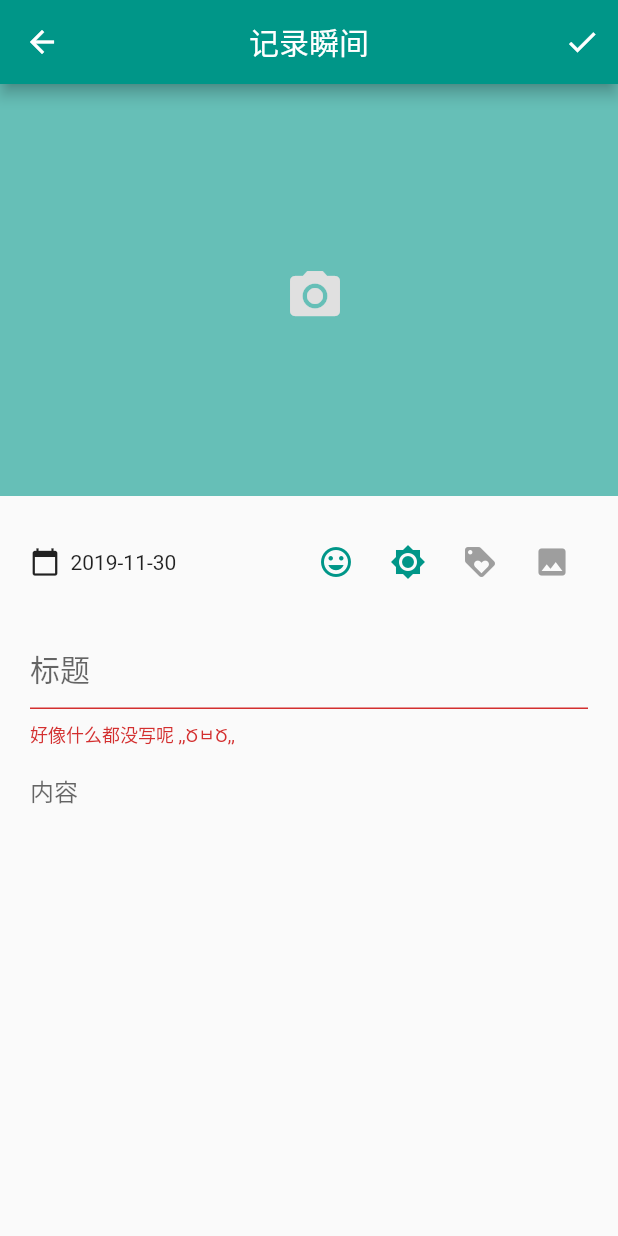
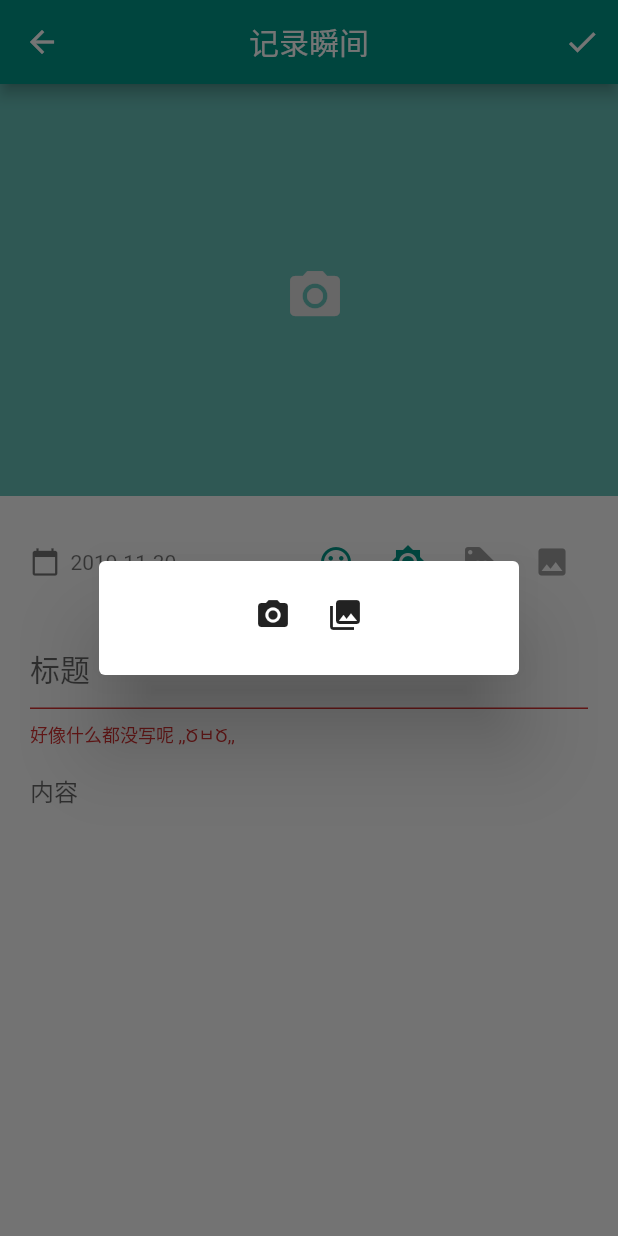
Before and after one commit to shiyiya/flutter-moment, a Flutter app: the Edit screen opened by its route, after a tap on the "photo camera" icon, on a phone screen of 412 x 824 dp. Run offline on Flutter 3.47's test engine with Material 2 defaults, Android fonts, the phone set to English and light mode, and no system bars; our stand-ins replace dio, event_bus, file_picker, fl_chart, flutter_easyrefresh, flutter_swiper and 9 more; missing offline and left inert: flutter_cupertino_date_picker, share_extend; accounts and stored records are empty.

```diff
--- a/lib/pages/edit.dart
+++ b/lib/pages/edit.dart
@@ -3,6 +3,8 @@ import 'dart:io';
 // import 'package:file_picker/file_picker.dart';
 import 'package:flutter/material.dart';
 import 'package:flutter/services.dart';
+
+//import 'package:flutter_keyboard_visibility/flutter_keyboard_visibility.dart';
 import 'package:moment/service/face.dart';
 import 'package:moment/utils/date.dart';
 import 'package:image_picker/image_picker.dart';
@@ -28,7 +30,7 @@ class Edit extends StatefulWidget {
   _EditState createState() => _EditState();
 }
 
-class _EditState extends State<Edit> {
+class _EditState extends State<Edit> with WidgetsBindingObserver {
   TextEditingController _titleController = TextEditingController();
   TextEditingController _textController = TextEditingController();
   TextEditingController _faceController = TextEditingController();
@@ -37,6 +39,8 @@ class _EditState extends State<Edit> {
 
   Moment moment = Moment();
   List<String> alum = [];
+
+  bool showToolBar = false;
 
   @override
   void initState() {
@@ -50,6 +54,13 @@ class _EditState extends State<Edit> {
       // 编辑
       fetchMoment();
     }
+
+    /*KeyboardVisibilityNotification().addNewListener(onChange: (bool value) {
+      print(value);
+      setState(() {
+        showToolBar = value;
+      });
+    });*/
   }
 
   void fetchMoment() async {
@@ -111,7 +122,9 @@ class _EditState extends State<Edit> {
             ),
           ],
         ),
-          body: ListView(
+        body: Stack(
+          children: <Widget>[
+            ListView(
               children: <Widget>[
                 Alum(
                   img: alum,
@@ -122,12 +135,9 @@ class _EditState extends State<Edit> {
                         size: 40,
                       ),
                       color: Theme.of(context).buttonColor,
-                    onPressed: _getImageFromGallery,
+                      onPressed: showSelectImageMethod,
                     ),
                   ),
-                onTap: (int index) {
-                  //_removeImageByIndex(index);
-                },
                 ),
                 Container(
                   margin: EdgeInsets.all(20),
@@ -139,13 +149,16 @@ class _EditState extends State<Edit> {
                           Icon(
                             Icons.calendar_today,
                             size: 20,
-//                      color: Theme.of(context).textTheme.display3.color,
+                            color: Theme.of(context).textTheme.display3.color,
                           ),
                           Text(
                             moment.cid == null
                                 ? '  ${Date.getDateFormatYMD()}'
                                 : '  ${Date.getDateFormatYMD(ms: moment.created)}',
-                          style: TextStyle(fontSize: 14),
+                            style: TextStyle(
+                                fontSize: 14,
+                                color:
+                                    Theme.of(context).textTheme.display3.color),
                           )
                         ],
                       ),
@@ -177,7 +190,7 @@ class _EditState extends State<Edit> {
                             color: alum.length > 0
                                 ? Theme.of(context).accentColor
                                 : Colors.grey,
-                          onPressed: _getImageFromGallery,
+                            onPressed: showSelectImageMethod,
                           ),
 //                    IconButton(
 //                      icon: Icon(Icons.movie),
@@ -214,17 +227,19 @@ class _EditState extends State<Edit> {
                           },
                           onSaved: (val) => {},
                           validator: (val) {
-                          return val.trim().isEmpty ? "好像什么都没写呢 ,,ԾㅂԾ,," : null;
+                            return val.trim().isEmpty
+                                ? "好像什么都没写呢 ,,ԾㅂԾ,,"
+                                : null;
                           },
                         ),
-                      GestureDetector(
-                        child: Container(
+                        Container(
                           child: new TextFormField(
                             controller: _textController,
                             style: Theme.of(context).textTheme.body2.copyWith(
                                   fontSize: 16,
                                   fontWeight: FontWeight.normal,
-                                height: 1.8),
+                                  height: 1.8,
+                                ),
                             maxLines: 13,
                             maxLength: 10000,
                             decoration: InputDecoration(
@@ -242,14 +257,51 @@ class _EditState extends State<Edit> {
                             },
                           ),
                         ),
+                      ],
+                    ),
+                  ),
+                ),
+              ],
+            ),
+            /*if (showToolBar) //todo
+                  Positioned(
+                    bottom: 0.0,
+                    child: Container(
+                      color: Theme.of(context).backgroundColor,
+                      width: MediaQuery.of(context).size.width,
+                      height: 30,
+                      child: ListView(
+                        scrollDirection: Axis.horizontal,
+                        children: <Widget>[
+                          SizedBox(
+                            width: 45,
+                            child: FlatButton(
+                              padding: EdgeInsets.all(0),
+                              child: Text(
+                                '缩进',
+                                style: TextStyle(
+                                  color:
+                                      Theme.of(context).textTheme.caption.color,
+                                ),
+                              ),
+                              onPressed: () {
+                                _textController.text += '    ';
+                                _textController.selection =
+                                    TextSelection.fromPosition(TextPosition(
+                                  affinity: TextAffinity.downstream,
+                                  offset: _textController.text.length,
+                                ));
+                              },
+                            ),
                           ),
                         ],
                       ),
                     ),
-              )
+                  )*/
           ],
         ),
-        ));
+      ),
+    );
   }
 
   Future<bool> _onWillPop() {
@@ -276,8 +328,39 @@ class _EditState extends State<Edit> {
     return Future.value(true);
   }
 
-  Future<void> _getImageFromGallery() async {
-    File image = await ImagePicker.pickImage(source: ImageSource.gallery);
+  showSelectImageMethod() {
+    showDialog(
+        context: context,
+        builder: (_) {
+          return SimpleDialog(
+            children: <Widget>[
+              Row(
+                mainAxisAlignment: MainAxisAlignment.center,
+                children: <Widget>[
+                  IconButton(
+                      icon: Icon(Icons.camera_alt),
+                      tooltip: '拍照',
+                      onPressed: () {
+                        _getImageFrom(ImageSource.camera);
+                        Navigator.of(context).pop();
+                      }),
+                  IconButton(
+                    icon: Icon(Icons.photo_library),
+                    tooltip: '相册选取',
+                    onPressed: () {
+                      _getImageFrom(ImageSource.gallery);
+                      Navigator.of(context).pop();
+                    },
+                  ),
+                ],
+              )
+            ],
+          );
+        });
+  }
+
+  Future<void> _getImageFrom(ImageSource source) async {
+    File image = await ImagePicker.pickImage(source: source);
 //    await FilePicker.getMultiFile(type: FileType.IMAGE); //todo copy file to app data direct
 
     print('-----${image.path}----');
@@ -289,10 +372,12 @@ class _EditState extends State<Edit> {
     }
   }
 
-  /* todo
-  Future<void> _removeImageByIndex(int index) async {
+/*  Future<void> _removeImageByIndex(int index) async {
+    final filePath = alum[index];
+    File(filePath).delete();
+
     setState(() {
-      _img.removeRange(index, index + 1);
+      alum.removeRange(index, index + 1);
     });
   }
  */
@@ -381,43 +466,6 @@ class _EditState extends State<Edit> {
   }
 
   void buildMomentEventDialog() {
-    //todo 新增对应表
-    /*showDialog(
-      context: context,
-      barrierDismissible: true,
-      builder: (BuildContext context) {
-        return SimpleDialog(
-          contentPadding: EdgeInsets.symmetric(horizontal: 15),
-          title: Text('关键词：'),
-          children: <Widget>[
-            new TextField(
-              controller: TextEditingController.fromValue(
-                  TextEditingValue(text: moment.event)),
-              textAlignVertical: TextAlignVertical.center,
-              decoration: InputDecoration(hintText: '如：图书馆/玩新游,
-              onChanged: (t) {
-                setState(() {
-                  moment.event = t;
-                });
-              },
-            ),
-            Row(
-              children: <Widget>[],
-            ),
-            FlatButton(
-              child: Text(
-                '确定',
-                style: TextStyle(color: Theme.of(context).primaryColor),
-              ),
-              onPressed: () {
-                Navigator.of(context).pop();
-              },
-            ),
-          ],
-        );
-      },
-    );*/
-
     showDialog(
       context: context,
       barrierDismissible: true,
--- a/lib/utils/date.dart
+++ b/lib/utils/date.dart
@@ -52,7 +52,7 @@ class Date {
     DateTime now = getDateTimeByMS(ms: ms);
     int y = now.year;
 
-    return "$y$prefix${getDateFormatMD(ms: ms)}";
+    return "$y$prefix${getDateFormatMD(ms: ms,prefix: prefix)}";
   }
 
   String getBeforeTimeByMS({int ms}) {
```
Also changed, not shown: lib/main.dart (+4 -9 lines), lib/pages/view_page.dart (+37 -44 lines). Lines whose indentation alone changed are shown as unchanged.
